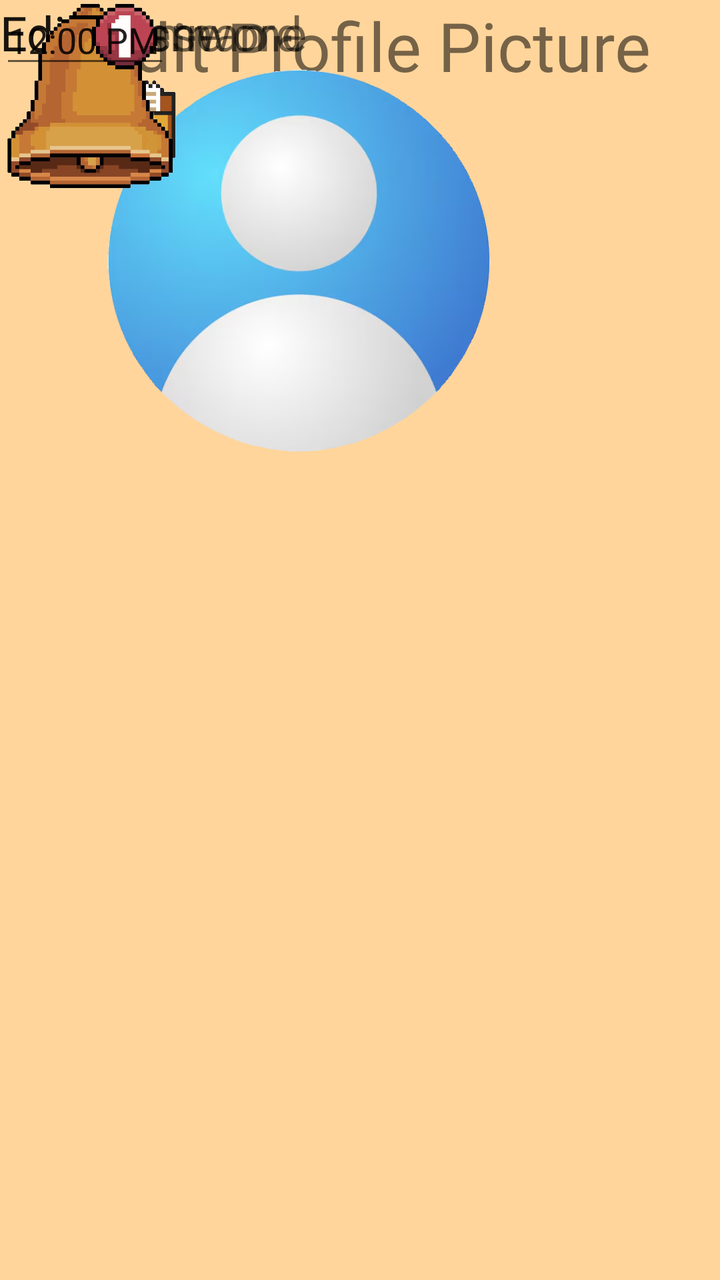
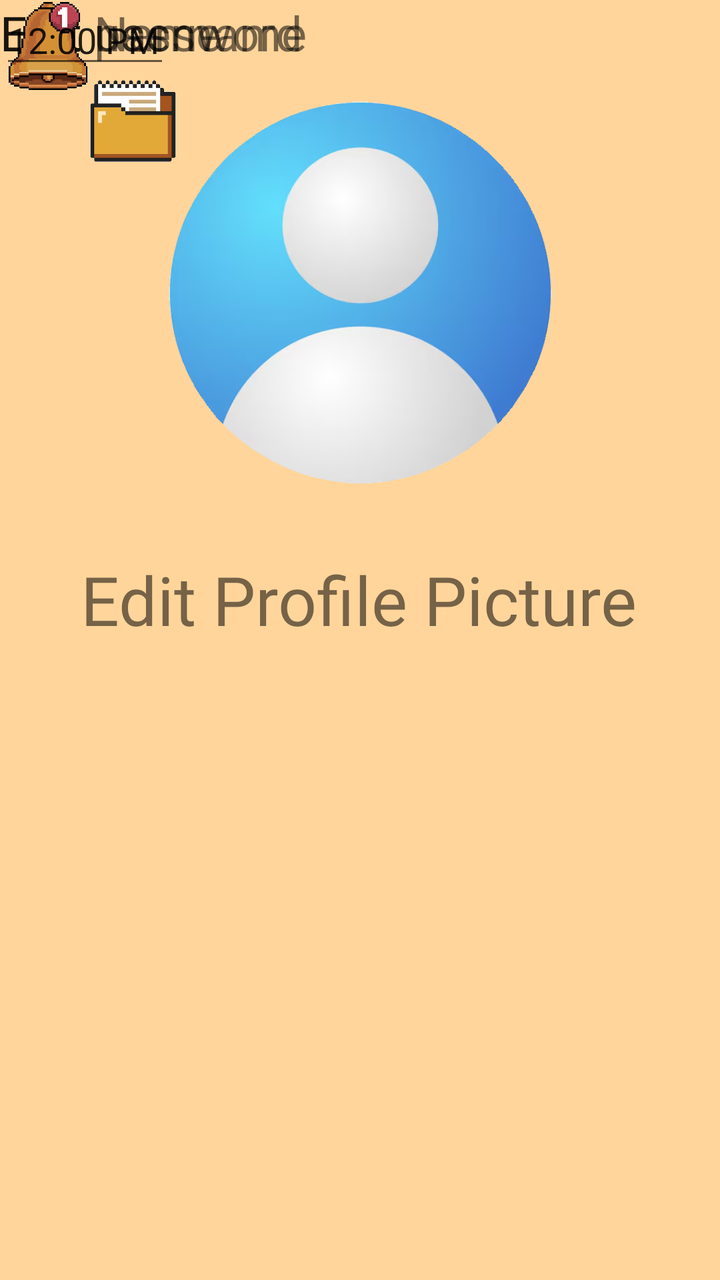

An Android layout rendered at two revisions. The XML below is the earlier revision; the diff shows what the commit changed to produce the second picture.
<!-- AndroidManifest.xml: application theme Theme.Group08 -->
<!-- res/layout/activity_profile_editor2.xml -->
<?xml version="1.0" encoding="utf-8"?>
<androidx.constraintlayout.widget.ConstraintLayout xmlns:android="http://schemas.android.com/apk/res/android"
    xmlns:app="http://schemas.android.com/apk/res-auto"
    xmlns:tools="http://schemas.android.com/tools"
    android:id="@+id/main"
    android:layout_width="match_parent"
    android:layout_height="match_parent"
    android:background="#FFD59B"
    tools:context=".ProfileEditor">

    <TextView
        android:id="@+id/textView2"
        android:layout_width="373dp"
        android:layout_height="92dp"
        android:fontFamily="@font/baloo_da"
        android:text="Edit Name"
        android:textAlignment="viewStart"
        android:textSize="24sp"
        tools:layout_editor_absoluteX="7dp"
        tools:layout_editor_absoluteY="390dp" />

    <TextView
        android:id="@+id/textView2"
        android:layout_width="373dp"
        android:layout_height="92dp"
        android:fontFamily="@font/baloo_da"
        android:text="Edit Profile Picture"
        android:textAlignment="center"
        android:textSize="34sp"
        tools:layout_editor_absoluteX="19dp"
        tools:layout_editor_absoluteY="268dp" />

    <TextView
        android:id="@+id/textView2"
        android:layout_width="373dp"
        android:layout_height="92dp"
        android:fontFamily="@font/baloo_da"
        android:text="Edit username"
        android:textAlignment="viewStart"
        android:textSize="24sp"
        tools:layout_editor_absoluteX="7dp"
        tools:layout_editor_absoluteY="500dp" />

    <TextView
        android:id="@+id/textView2"
        android:layout_width="373dp"
        android:layout_height="92dp"
        android:fontFamily="@font/baloo_da"
        android:text="Edit password"
        android:textAlignment="viewStart"
        android:textSize="24sp"
        tools:layout_editor_absoluteX="7dp"
        tools:layout_editor_absoluteY="613dp" />

    <ImageView
        android:id="@+id/imageView2"
        android:layout_width="299dp"
        android:layout_height="261dp"
        app:srcCompat="@drawable/a238b03024c26e09ac72689814a32f59c426f23b"
        tools:layout_editor_absoluteX="56dp"
        tools:layout_editor_absoluteY="7dp" />

    <ImageView
        android:id="@+id/imageView3"
        android:layout_width="133dp"
        android:layout_height="121dp"
        app:srcCompat="@drawable/_34f2c6813964311c74a6be5ffb833b4ea71068eb"
        tools:layout_editor_absoluteX="-17dp"
        tools:layout_editor_absoluteY="-14dp" />

    <ImageView
        android:id="@+id/imageView4"
        android:layout_width="90dp"
        android:layout_height="96dp"
        app:srcCompat="@drawable/b7ef65c128c17b5cb6d60fd0a09a6983ca396881"
        tools:layout_editor_absoluteX="317dp"
        tools:layout_editor_absoluteY="-1dp" />

    <EditText
        android:id="@+id/editTextTime"
        android:layout_width="85dp"
        android:layout_height="39dp"
        android:ems="10"
        android:inputType="time"
        android:text="12:00 PM"
        tools:layout_editor_absoluteX="322dp"
        tools:layout_editor_absoluteY="108dp" />

</androidx.constraintlayout.widget.ConstraintLayout>
<!-- resources referenced by this layout -->
<resources>
  <!-- drawable _34f2c6813964311c74a6be5ffb833b4ea71068eb: png bitmap (drawable, 26427 bytes) -->
  <!-- drawable a238b03024c26e09ac72689814a32f59c426f23b: png bitmap (drawable, 128439 bytes) -->
  <!-- drawable b7ef65c128c17b5cb6d60fd0a09a6983ca396881: png bitmap (drawable, 222459 bytes) -->
  <style name="Theme.Group08" parent="Theme.MaterialComponents.DayNight.DarkActionBar">
          
          <item name="colorPrimary">@color/purple_500</item>
          <item name="colorPrimaryVariant">@color/purple_700</item>
          <item name="colorOnPrimary">@color/white</item>
          
          <item name="colorSecondary">@color/teal_200</item>
          <item name="colorSecondaryVariant">@color/teal_700</item>
          <item name="colorOnSecondary">@color/black</item>
          
          <item name="android:statusBarColor">?attr/colorPrimaryVariant</item>
          
      </style>
  <color name="purple_500">#FF6200EE</color>
  <color name="purple_700">#FF3700B3</color>
  <color name="white">#FFFFFFFF</color>
  <color name="teal_200">#FF03DAC5</color>
  <color name="teal_700">#FF018786</color>
  <color name="black">#FF000000</color>
</resources>

<!-- the commit's change to res/layout/activity_profile_editor2.xml (unified diff, before → after) -->
@@ -23,12 +23,17 @@
         android:id="@+id/textView2"
         android:layout_width="373dp"
         android:layout_height="92dp"
+        android:layout_marginBottom="340dp"
         android:fontFamily="@font/baloo_da"
         android:text="Edit Profile Picture"
         android:textAlignment="center"
         android:textSize="34sp"
-        tools:layout_editor_absoluteX="19dp"
-        tools:layout_editor_absoluteY="268dp" />
+        app:layout_constraintBottom_toBottomOf="parent"
+        app:layout_constraintEnd_toEndOf="parent"
+        app:layout_constraintHorizontal_bias="0.578"
+        app:layout_constraintStart_toStartOf="parent"
+        app:layout_constraintTop_toBottomOf="@+id/imageView2"
+        app:layout_constraintVertical_bias="0.0" />
 
     <TextView
         android:id="@+id/textView2"
@@ -56,25 +61,27 @@
         android:id="@+id/imageView2"
         android:layout_width="299dp"
         android:layout_height="261dp"
-        app:srcCompat="@drawable/a238b03024c26e09ac72689814a32f59c426f23b"
-        tools:layout_editor_absoluteX="56dp"
-        tools:layout_editor_absoluteY="7dp" />
+        android:layout_marginTop="16dp"
+        app:layout_constraintEnd_toEndOf="parent"
+        app:layout_constraintStart_toStartOf="parent"
+        app:layout_constraintTop_toTopOf="parent"
+        app:srcCompat="@drawable/EmptyProfilePicture" />
 
     <ImageView
         android:id="@+id/imageView3"
         android:layout_width="133dp"
         android:layout_height="121dp"
-        app:srcCompat="@drawable/_34f2c6813964311c74a6be5ffb833b4ea71068eb"
-        tools:layout_editor_absoluteX="-17dp"
-        tools:layout_editor_absoluteY="-14dp" />
+        app:srcCompat="@drawable/ClassFlowLogo"
+        tools:layout_editor_absoluteX="-19dp"
+        tools:layout_editor_absoluteY="-13dp" />
 
     <ImageView
         android:id="@+id/imageView4"
-        android:layout_width="90dp"
-        android:layout_height="96dp"
+        android:layout_width="48dp"
+        android:layout_height="46dp"
         app:srcCompat="@drawable/b7ef65c128c17b5cb6d60fd0a09a6983ca396881"
-        tools:layout_editor_absoluteX="317dp"
-        tools:layout_editor_absoluteY="-1dp" />
+        tools:layout_editor_absoluteX="347dp"
+        tools:layout_editor_absoluteY="16dp" />
 
     <EditText
         android:id="@+id/editTextTime"
<!-- resource entries referenced after the edit -->
@@ -1,7 +1,7 @@
 <!-- resources referenced by this layout -->
 <resources>
-  <!-- drawable _34f2c6813964311c74a6be5ffb833b4ea71068eb: png bitmap (drawable, 26427 bytes) -->
-  <!-- drawable a238b03024c26e09ac72689814a32f59c426f23b: png bitmap (drawable, 128439 bytes) -->
+  <!-- drawable ClassFlowLogo: png bitmap (drawable, 26427 bytes) -->
+  <!-- drawable EmptyProfilePicture: png bitmap (drawable, 128439 bytes) -->
   <!-- drawable b7ef65c128c17b5cb6d60fd0a09a6983ca396881: png bitmap (drawable, 222459 bytes) -->
   <style name="Theme.Group08" parent="Theme.MaterialComponents.DayNight.DarkActionBar">
           
